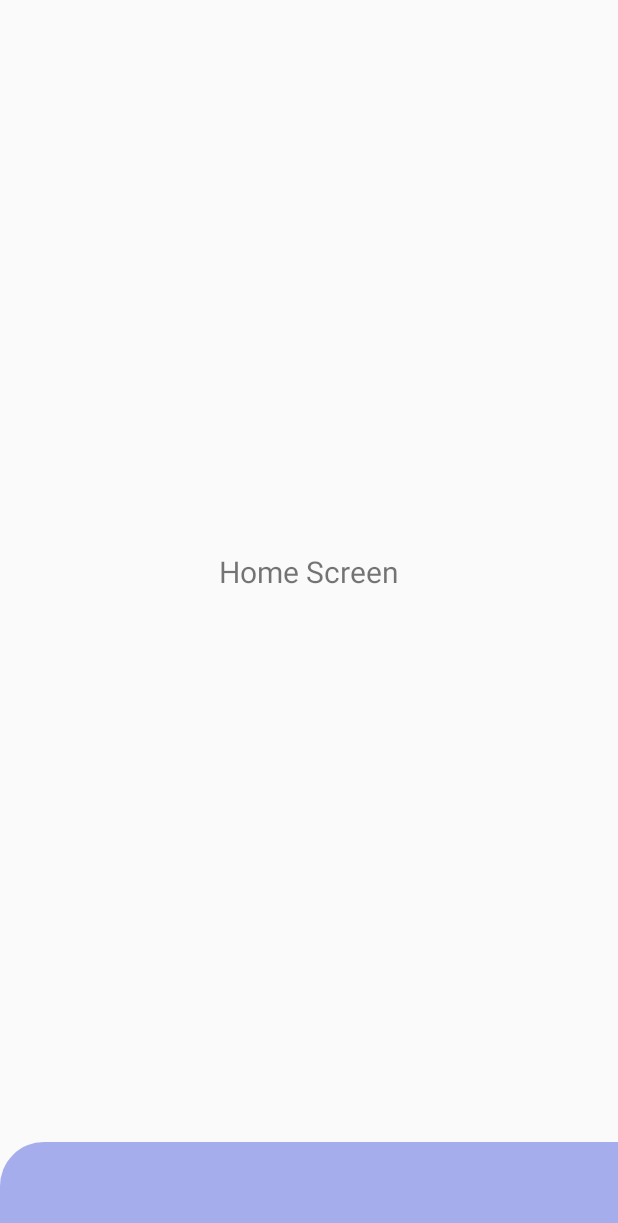
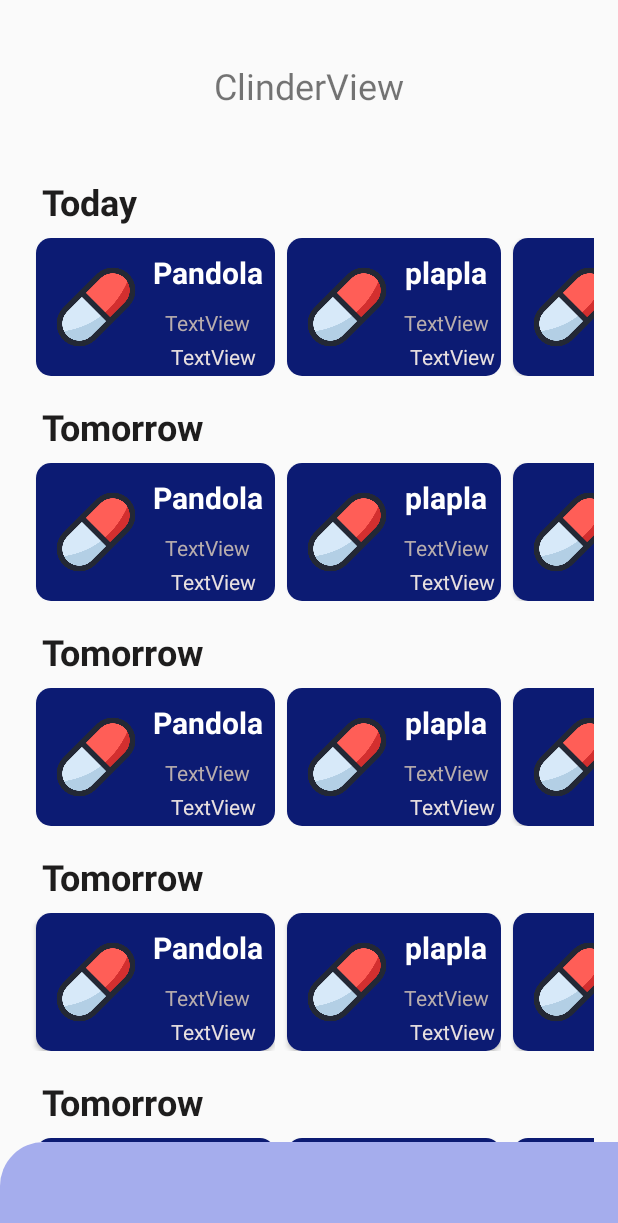
Before and after one commit to Toba999/MedicineReminder, an Android app: the screen it shows after launch (Home_Screen), on a phone screen of 412 x 824 dp. Shown: the top 1223 px of the screen. Run offline under Robolectric (Android 15) with nearby library versions, the phone set to English and light mode, and no system bars; libraries missing offline, so code that uses them is left out: com.gauravk.bubblenavigation; plain views replace BubbleNavigationLinearView, BubbleToggleView; Roboto replaces fonts that are not available here; 2 statements that could not run were skipped.

Commit message:
update home screen recycle view

```diff
--- a/app/src/main/java/com/example/medicinereminder/HomeScreen/HomeFragment.java
+++ b/app/src/main/java/com/example/medicinereminder/HomeScreen/HomeFragment.java
@@ -2,59 +2,25 @@ package com.example.medicinereminder.HomeScreen;
 
 import android.os.Bundle;
 
+import androidx.annotation.NonNull;
+import androidx.annotation.Nullable;
 import androidx.fragment.app.Fragment;
+import androidx.recyclerview.widget.LinearLayoutManager;
+import androidx.recyclerview.widget.RecyclerView;
 
 import android.view.LayoutInflater;
 import android.view.View;
 import android.view.ViewGroup;
 
+import com.example.medicinereminder.HomeScreen.view.MedicineOfDayRecyleAdapter;
 import com.example.medicinereminder.R;
 
-/**
- * A simple {@link Fragment} subclass.
- * Use the {@link HomeFragment#newInstance} factory method to
- * create an instance of this fragment.
- */
 public class HomeFragment extends Fragment {
 
-    // TODO: Rename parameter arguments, choose names that match
-    // the fragment initialization parameters, e.g. ARG_ITEM_NUMBER
-    private static final String ARG_PARAM1 = "param1";
-    private static final String ARG_PARAM2 = "param2";
-
-    // TODO: Rename and change types of parameters
-    private String mParam1;
-    private String mParam2;
+    RecyclerView recyclerView;
 
     public HomeFragment() {
         // Required empty public constructor
-    }
-
-    /**
-     * Use this factory method to create a new instance of
-     * this fragment using the provided parameters.
-     *
-     * @param param1 Parameter 1.
-     * @param param2 Parameter 2.
-     * @return A new instance of fragment HomeFragment.
-     */
-    // TODO: Rename and change types and number of parameters
-    public static HomeFragment newInstance(String param1, String param2) {
-        HomeFragment fragment = new HomeFragment();
-        Bundle args = new Bundle();
-        args.putString(ARG_PARAM1, param1);
-        args.putString(ARG_PARAM2, param2);
-        fragment.setArguments(args);
-        return fragment;
-    }
-
-    @Override
-    public void onCreate(Bundle savedInstanceState) {
-        super.onCreate(savedInstanceState);
-        if (getArguments() != null) {
-            mParam1 = getArguments().getString(ARG_PARAM1);
-            mParam2 = getArguments().getString(ARG_PARAM2);
-        }
     }
 
     @Override
@@ -63,4 +29,13 @@ public class HomeFragment extends Fragment {
         // Inflate the layout for this fragment
         return inflater.inflate(R.layout.fragment_home, container, false);
     }
+
+    @Override
+    public void onViewCreated(@NonNull View view, @Nullable Bundle savedInstanceState) {
+        super.onViewCreated(view, savedInstanceState);
+        MedicineOfDayRecyleAdapter medicineOfDayRecyleAdapter = new MedicineOfDayRecyleAdapter(getContext());
+        recyclerView = view.findViewById(R.id.outter_recyleview);
+        recyclerView.setAdapter(medicineOfDayRecyleAdapter);
+        recyclerView.setLayoutManager(new LinearLayoutManager(getContext()));
+    }
 }
--- a/app/src/main/java/com/example/medicinereminder/HomeScreen/view/MedicineOfDayRecyleAdapter.java
+++ b/app/src/main/java/com/example/medicinereminder/HomeScreen/view/MedicineOfDayRecyleAdapter.java
@@ -43,6 +43,10 @@ public class MedicineOfDayRecyleAdapter extends RecyclerView.Adapter<MedicineOfD
         if(position != 0){
             holder.dayTxt.setText("Tomorrow");
         }
+        else{
+            holder.dayTxt.setText("Today");
+
+        }
         setInnerRecycleView(holder.medsRecyleView,dummData);
 
     }
@@ -53,7 +57,7 @@ public class MedicineOfDayRecyleAdapter extends RecyclerView.Adapter<MedicineOfD
         RecyclerView medsRecyleView;
         public MedViewHolder(@NonNull View itemView) {
             super(itemView);
-            dayTxt = itemView.findViewById(R.id.H_medicine_name_txt);
+            dayTxt = itemView.findViewById(R.id.H_day_txt);
             medsRecyleView = itemView.findViewById(R.id.H_meds_recyleview);
         }
     }
--- a/app/src/main/res/layout/fragment_home.xml
+++ b/app/src/main/res/layout/fragment_home.xml
@@ -6,17 +6,23 @@
     android:layout_height="match_parent"
     tools:context=".HomeScreen.HomeFragment">
 
-    <!-- TODO: Update blank fragment layout -->
-
     <TextView
         android:id="@+id/textView"
-        android:layout_width="wrap_content"
-        android:layout_height="wrap_content"
-        android:text="Home Screen"
-        android:textSize="20sp"
-        app:layout_constraintBottom_toBottomOf="parent"
+        android:layout_width="match_parent"
+        android:layout_height="114dp"
+        android:gravity="center"
+        android:text="ClinderView"
+        android:textSize="24sp"
         app:layout_constraintEnd_toEndOf="parent"
         app:layout_constraintStart_toStartOf="parent"
         app:layout_constraintTop_toTopOf="parent" />
 
+    <androidx.recyclerview.widget.RecyclerView
+        android:id="@+id/outter_recyleview"
+        android:layout_width="0dp"
+        android:layout_height="0dp"
+        app:layout_constraintBottom_toBottomOf="parent"
+        app:layout_constraintEnd_toEndOf="parent"
+        app:layout_constraintStart_toStartOf="parent"
+        app:layout_constraintTop_toBottomOf="@+id/textView" />
 </androidx.constraintlayout.widget.ConstraintLayout>
--- a/app/src/main/res/layout/medicine_cell.xml
+++ b/app/src/main/res/layout/medicine_cell.xml
@@ -2,23 +2,33 @@
 <androidx.constraintlayout.widget.ConstraintLayout xmlns:android="http://schemas.android.com/apk/res/android"
     xmlns:app="http://schemas.android.com/apk/res-auto"
     xmlns:tools="http://schemas.android.com/tools"
-    android:layout_width="match_parent"
+    android:layout_width="wrap_content"
+    android:layout_height="wrap_content">
+
+    <androidx.cardview.widget.CardView
+        android:layout_width="wrap_content"
         android:layout_height="wrap_content"
-    android:background="#4749A0">
+        app:cardCornerRadius="10dp"
+        app:layout_constraintEnd_toEndOf="parent"
+        app:layout_constraintStart_toStartOf="parent"
+        android:layout_marginLeft="8dp"
+        app:layout_constraintTop_toTopOf="parent">
 
         <LinearLayout
             android:layout_width="match_parent"
             android:layout_height="wrap_content"
+            android:background="#0C1B73"
             android:orientation="horizontal"
+
             app:layout_constraintEnd_toEndOf="parent"
             app:layout_constraintStart_toStartOf="parent"
             app:layout_constraintTop_toTopOf="parent">
 
             <ImageView
                 android:id="@+id/imageView"
-            android:layout_width="70dp"
-            android:layout_height="70dp"
-            android:layout_marginStart="24dp"
+                android:layout_width="60dp"
+                android:layout_height="60dp"
+                android:layout_marginStart="10dp"
                 android:layout_marginTop="16dp"
                 android:layout_marginBottom="16dp"
                 app:srcCompat="@drawable/drug" />
@@ -26,7 +36,7 @@
             <LinearLayout
                 android:layout_width="match_parent"
                 android:layout_height="match_parent"
-            android:gravity="start"
+                android:gravity="center_horizontal"
                 android:orientation="vertical">
 
                 <TextView
@@ -38,23 +48,23 @@
                     android:padding="8dp"
                     android:text="TextView"
                     android:textColor="#FFFFFF"
-                android:textSize="24sp"
+                    android:textSize="20sp"
                     android:textStyle="bold"
                     tools:text="Panadol" />
 
                 <TextView
                     android:id="@+id/H_dos_txt"
-                android:layout_width="match_parent"
+                    android:layout_width="wrap_content"
                     android:layout_height="wrap_content"
                     android:layout_weight="1"
-                android:paddingStart="8dp"
+                    android:paddingHorizontal="8dp"
                     android:text="TextView"
                     android:textColor="#B8ADAD"
                     tools:text="150mg, 1 capsule" />
 
                 <TextView
                     android:id="@+id/H_note_txt"
-                android:layout_width="match_parent"
+                    android:layout_width="wrap_content"
                     android:layout_height="wrap_content"
                     android:layout_weight="1"
                     android:paddingStart="8dp"
@@ -66,4 +76,8 @@
 
         </LinearLayout>
 
+
+    </androidx.cardview.widget.CardView>
+
+
 </androidx.constraintlayout.widget.ConstraintLayout>
--- a/app/src/main/res/layout/medicines_section_cell.xml
+++ b/app/src/main/res/layout/medicines_section_cell.xml
@@ -3,14 +3,14 @@
     xmlns:app="http://schemas.android.com/apk/res-auto"
     xmlns:tools="http://schemas.android.com/tools"
     android:layout_width="match_parent"
-    android:layout_height="200dp">
+    android:layout_height="wrap_content">
 
     <TextView
         android:id="@+id/H_day_txt"
         android:layout_width="wrap_content"
         android:layout_height="wrap_content"
-        android:layout_marginStart="32dp"
-        android:layout_marginTop="16dp"
+        android:layout_marginStart="28dp"
+        android:layout_marginTop="4dp"
         android:text="TextView"
         android:textColor="#1E1D1D"
         android:textSize="24sp"
@@ -22,13 +22,14 @@
     <androidx.recyclerview.widget.RecyclerView
         android:id="@+id/H_meds_recyleview"
         android:layout_width="0dp"
-        android:layout_height="0dp"
+        android:layout_height="105dp"
         android:layout_marginStart="16dp"
         android:layout_marginTop="8dp"
         android:layout_marginEnd="16dp"
-        android:layout_marginBottom="16dp"
         app:layout_constraintBottom_toBottomOf="parent"
         app:layout_constraintEnd_toEndOf="parent"
+        app:layout_constraintHorizontal_bias="0.473"
         app:layout_constraintStart_toStartOf="parent"
-        app:layout_constraintTop_toBottomOf="@+id/H_day_txt" />
+        app:layout_constraintTop_toBottomOf="@+id/H_day_txt"
+        app:layout_constraintVertical_bias="0.0" />
 </androidx.constraintlayout.widget.ConstraintLayout>
```
Lines whose indentation alone changed are shown as unchanged.
